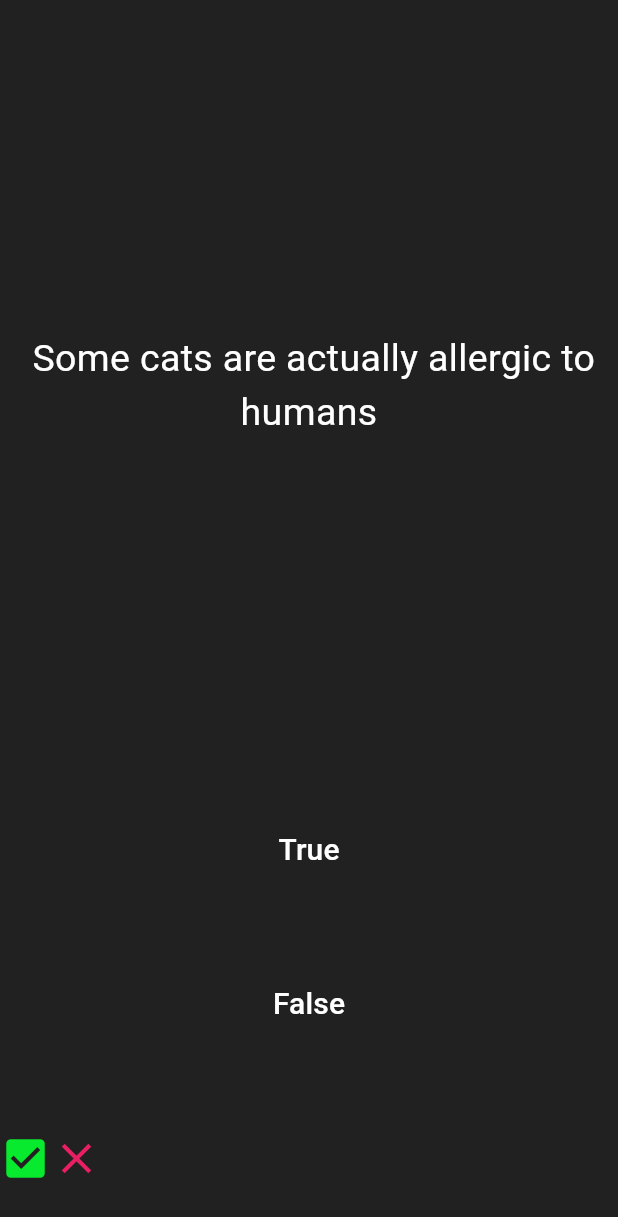
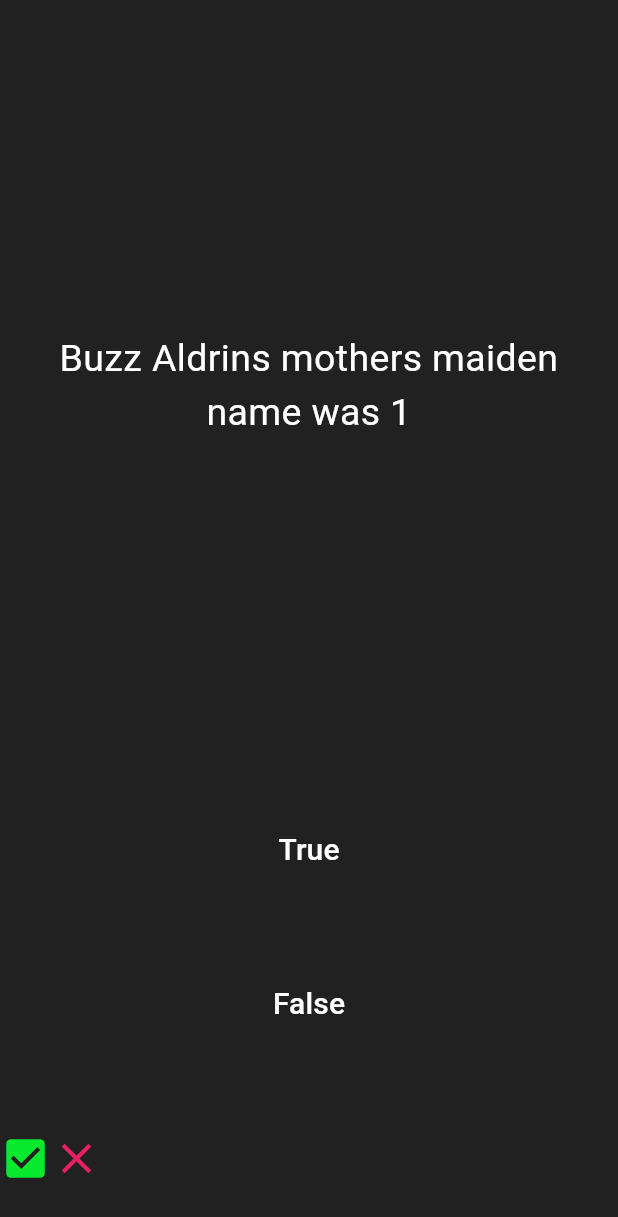
Before and after one commit to jodahe1/Flutter-Basics, a Flutter app: the screen it shows after launch, on a phone screen of 412 x 824 dp. Shown: the top 1217 px of the screen. Run offline on Flutter 3.47's test engine with Material 3 defaults, Android fonts, the light colour scheme and no system bars.

Commit message:
Creating new class which will hold the question chars and used to make it more OOP

```diff
--- a/footballquiz/lib/main.dart
+++ b/footballquiz/lib/main.dart
@@ -1,4 +1,5 @@
 import 'package:flutter/material.dart';
+import 'package:footballquiz/question.dart';
 
 
 void main() {
@@ -25,15 +26,18 @@ class _FootballquizState extends State<Footballquiz> {
         size: 34.0,
       )
     ];
-  List<String> questions=[
-     " Some cats are actually allergic to humans",
-      "Buzz Aldrins mothers maiden name was 1 ",
-      "Buzz Aldrins mothers maiden name was 2",
-      "Buzz Aldrins mothers maiden name was 3",
-      "Buzz Aldrins mothers maiden name was 4 "
+
+
+    int questionNum=0;
+    List<Question>  questions=[
+      Question("Buzz Aldrins mothers maiden name was 1",true),
+      Question("Buzz Aldrins mothers maiden name was 21",false),
+      Question("Buzz Aldrins mothers maiden name was 31",true),
+     Question("Buzz Aldrins mothers maiden name was 41",false),
+       Question("Buzz Aldrins mothers maiden name was 51",false),
+          Question("Buzz Aldrins mothers maiden name was 61",false),
     ];
-    List<bool> answers=[ true, false,true,false];
-    int questionNum=0;
+
   @override
   Widget build(BuildContext context) {
 
@@ -52,7 +56,7 @@ class _FootballquizState extends State<Footballquiz> {
                   padding: const EdgeInsets.all(10.0),
                   child: Center(
 
-                    child:  Text(questions[questionNum],
+                    child:  Text(questions[questionNum].questionText,
                         textAlign: TextAlign.center,
                         style: const TextStyle(
                           fontSize: 25.0,
@@ -69,7 +73,7 @@ class _FootballquizState extends State<Footballquiz> {
                     onPressed: () {
   setState(() {
     bool currentanswer=true;
-    if(currentanswer == answers[questionNum])
+    if(currentanswer == questions[questionNum].questionAnswer)
     {
 scoreKeeper.add(
       const Icon(
@@ -129,7 +133,7 @@ scoreKeeper.add(
                            onPressed: () {
   setState(() {
     bool currentanswer=false;
-    if(currentanswer == answers[questionNum])
+   if(currentanswer == questions[questionNum].questionAnswer)
     {
 scoreKeeper.add(
       const Icon(
--- /dev/null
+++ b/footballquiz/lib/question.dart
@@ -0,0 +1,9 @@
+class Question {
+  String questionText ='';
+  bool questionAnswer =false;
+
+Question(String q, bool a) {
+    questionText = q;
+    questionAnswer = a;
+  }
+}
```
